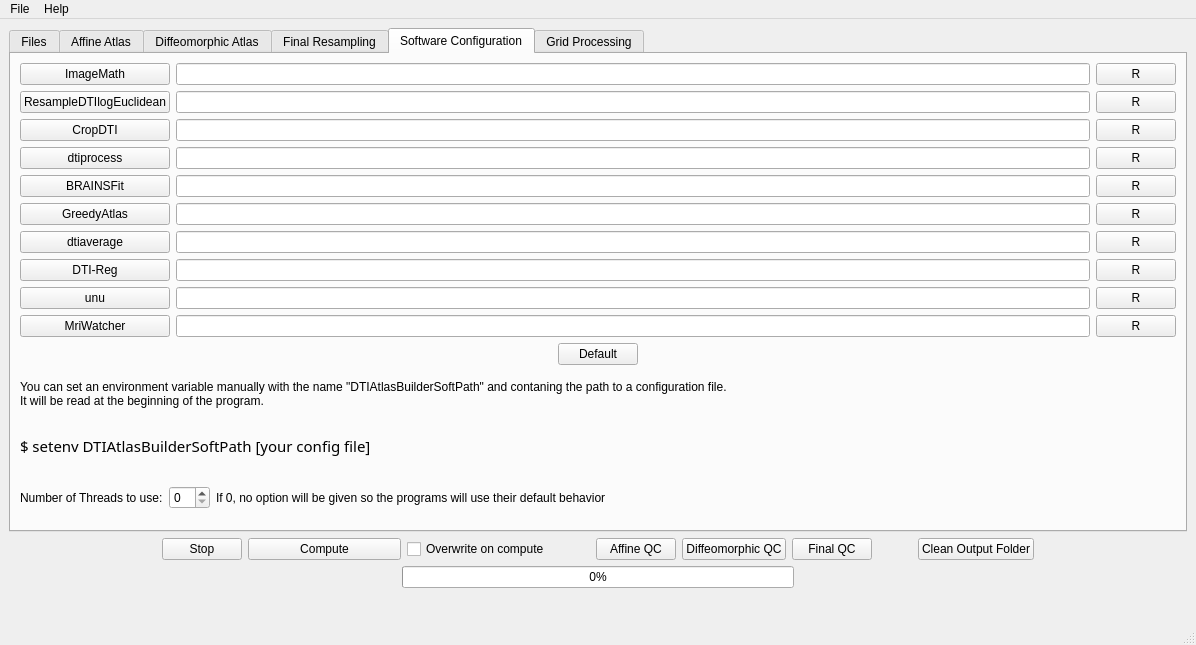
Qt form GUIwindow.ui (adrienkaiser/DTIAtlasBuilder) before a commit.
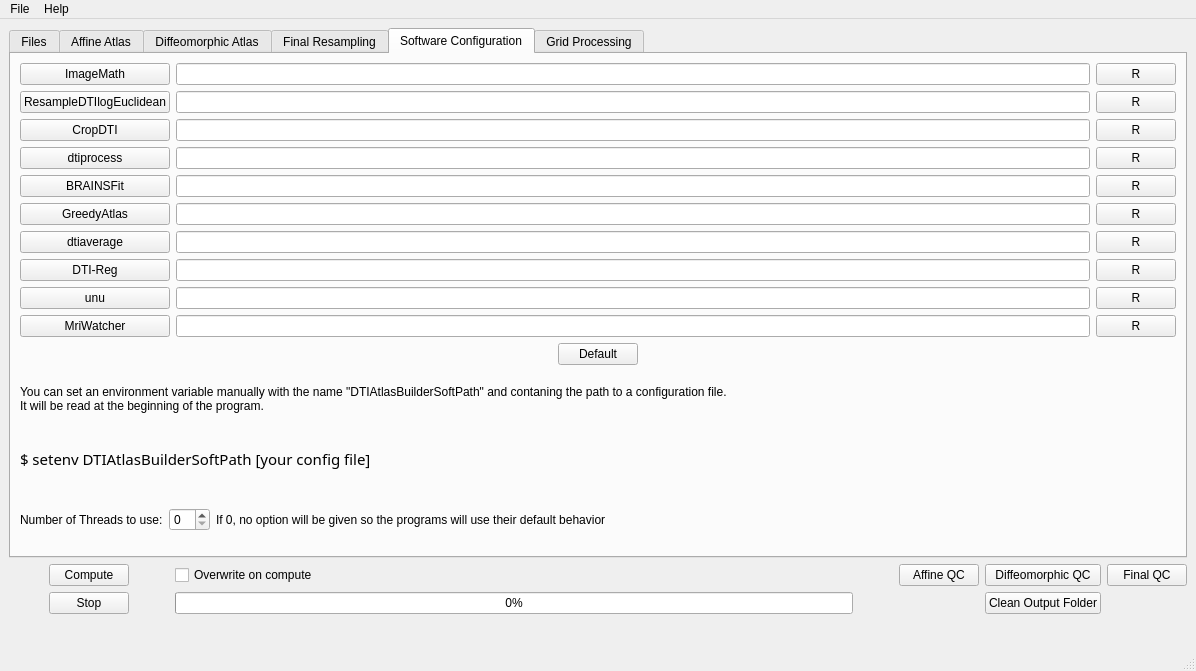
The same form after that commit. The open tabs and pages were chosen to show the change. Icons and pictures are not drawn.

Commit message: ENH: Improve user interface

```diff
--- a/GUIwindow.ui
+++ b/GUIwindow.ui
@@ -7,9 +7,15 @@
     <x>0</x>
     <y>0</y>
     <width>1196</width>
-    <height>645</height>
+    <height>671</height>
    </rect>
   </property>
+  <property name="sizePolicy">
+   <sizepolicy hsizetype="Minimum" vsizetype="Minimum">
+    <horstretch>0</horstretch>
+    <verstretch>0</verstretch>
+   </sizepolicy>
+  </property>
   <property name="windowTitle">
    <string>DTI Atlas Builder 1.2</string>
   </property>
@@ -1555,14 +1561,14 @@
      </widget>
     </item>
     <item>
-     <layout class="QHBoxLayout" name="ComputehorizontalLayout">
-      <item>
+     <layout class="QGridLayout" name="gridLayout_2">
+      <item row="0" column="0">
        <spacer name="horizontalSpacer">
         <property name="orientation">
          <enum>Qt::Horizontal</enum>
         </property>
         <property name="sizeType">
-         <enum>QSizePolicy::Expanding</enum>
+         <enum>QSizePolicy::Minimum</enum>
         </property>
         <property name="sizeHint" stdset="0">
          <size>
@@ -1572,7 +1578,39 @@
         </property>
        </spacer>
       </item>
-      <item>
+      <item row="2" column="0">
+       <spacer name="horizontalSpacer_20">
+        <property name="orientation">
+         <enum>Qt::Horizontal</enum>
+        </property>
+        <property name="sizeType">
+         <enum>QSizePolicy::Minimum</enum>
+        </property>
+        <property name="sizeHint" stdset="0">
+         <size>
+          <width>40</width>
+          <height>20</height>
+         </size>
+        </property>
+       </spacer>
+      </item>
+      <item row="0" column="3">
+       <widget class="QPushButton" name="ComputepushButton">
+        <property name="sizePolicy">
+         <sizepolicy hsizetype="Fixed" vsizetype="Fixed">
+          <horstretch>0</horstretch>
+          <verstretch>0</verstretch>
+         </sizepolicy>
+        </property>
+        <property name="toolTip">
+         <string>Compute the Atlas</string>
+        </property>
+        <property name="text">
+         <string>Compute</string>
+        </property>
+       </widget>
+      </item>
+      <item row="2" column="3">
        <widget class="QPushButton" name="StoppushButton">
         <property name="toolTip">
          <string>Abort Script</string>
@@ -1582,36 +1620,74 @@
         </property>
        </widget>
       </item>
-      <item>
-       <widget class="QPushButton" name="ComputepushButton">
+      <item row="2" column="5">
+       <widget class="QProgressBar" name="progressBar">
         <property name="sizePolicy">
          <sizepolicy hsizetype="Expanding" vsizetype="Fixed">
           <horstretch>0</horstretch>
           <verstretch>0</verstretch>
          </sizepolicy>
         </property>
-        <property name="toolTip">
-         <string>Compute the Atlas</string>
+        <property name="maximum">
+         <number>100</number>
         </property>
-        <property name="text">
-         <string>Compute</string>
+        <property name="value">
+         <number>0</number>
         </property>
        </widget>
       </item>
-      <item>
+      <item row="2" column="4">
+       <spacer name="horizontalSpacer_2">
+        <property name="orientation">
+         <enum>Qt::Horizontal</enum>
+        </property>
+        <property name="sizeType">
+         <enum>QSizePolicy::Fixed</enum>
+        </property>
+        <property name="sizeHint" stdset="0">
+         <size>
+          <width>40</width>
+          <height>20</height>
+         </size>
+        </property>
+       </spacer>
+      </item>
+      <item row="0" column="4">
+       <spacer name="horizontalSpacer_19">
+        <property name="orientation">
+         <enum>Qt::Horizontal</enum>
+        </property>
+        <property name="sizeType">
+         <enum>QSizePolicy::Fixed</enum>
+        </property>
+        <property name="sizeHint" stdset="0">
+         <size>
+          <width>40</width>
+          <height>20</height>
+         </size>
+        </property>
+       </spacer>
+      </item>
+      <item row="0" column="5">
        <widget class="QCheckBox" name="OverwritecheckBox">
+        <property name="sizePolicy">
+         <sizepolicy hsizetype="Fixed" vsizetype="Fixed">
+          <horstretch>0</horstretch>
+          <verstretch>0</verstretch>
+         </sizepolicy>
+        </property>
         <property name="text">
          <string>Overwrite on compute</string>
         </property>
        </widget>
       </item>
-      <item>
+      <item row="0" column="6">
        <spacer name="horizontalSpacer_15">
         <property name="orientation">
          <enum>Qt::Horizontal</enum>
         </property>
         <property name="sizeType">
-         <enum>QSizePolicy::Fixed</enum>
+         <enum>QSizePolicy::Minimum</enum>
         </property>
         <property name="sizeHint" stdset="0">
          <size>
@@ -1621,7 +1697,23 @@
         </property>
        </spacer>
       </item>
-      <item>
+      <item row="2" column="6">
+       <spacer name="horizontalSpacer_16">
+        <property name="orientation">
+         <enum>Qt::Horizontal</enum>
+        </property>
+        <property name="sizeType">
+         <enum>QSizePolicy::Minimum</enum>
+        </property>
+        <property name="sizeHint" stdset="0">
+         <size>
+          <width>40</width>
+          <height>20</height>
+         </size>
+        </property>
+       </spacer>
+      </item>
+      <item row="0" column="7">
        <widget class="QPushButton" name="AffineQCButton">
         <property name="toolTip">
          <string>QC with MriWatcher</string>
@@ -1631,7 +1723,7 @@
         </property>
        </widget>
       </item>
-      <item>
+      <item row="0" column="8">
        <widget class="QPushButton" name="DeformQCButton">
         <property name="toolTip">
          <string>QC with MriWatcher</string>
@@ -1641,7 +1733,7 @@
         </property>
        </widget>
       </item>
-      <item>
+      <item row="0" column="9">
        <widget class="QPushButton" name="ResampQCButton">
         <property name="toolTip">
          <string>QC with MriWatcher</string>
@@ -1651,23 +1743,7 @@
         </property>
        </widget>
       </item>
-      <item>
-       <spacer name="horizontalSpacer_16">
-        <property name="orientation">
-         <enum>Qt::Horizontal</enum>
-        </property>
-        <property name="sizeType">
-         <enum>QSizePolicy::Fixed</enum>
-        </property>
-        <property name="sizeHint" stdset="0">
-         <size>
-          <width>40</width>
-          <height>20</height>
-         </size>
-        </property>
-       </spacer>
-      </item>
-      <item>
+      <item row="2" column="8">
        <widget class="QPushButton" name="CleanOutputPushButton">
         <property name="toolTip">
          <string>Remove all useless temporary images</string>
@@ -1676,62 +1752,6 @@
          <string>Clean Output Folder</string>
         </property>
        </widget>
-      </item>
-      <item>
-       <spacer name="horizontalSpacer_2">
-        <property name="orientation">
-         <enum>Qt::Horizontal</enum>
-        </property>
-        <property name="sizeType">
-         <enum>QSizePolicy::Expanding</enum>
-        </property>
-        <property name="sizeHint" stdset="0">
-         <size>
-          <width>40</width>
-          <height>20</height>
-         </size>
-        </property>
-       </spacer>
-      </item>
-     </layout>
-    </item>
-    <item>
-     <layout class="QHBoxLayout" name="horizontalLayout_15">
-      <item>
-       <spacer name="horizontalSpacer_18">
-        <property name="orientation">
-         <enum>Qt::Horizontal</enum>
-        </property>
-        <property name="sizeHint" stdset="0">
-         <size>
-          <width>40</width>
-          <height>20</height>
-         </size>
-        </property>
-       </spacer>
-      </item>
-      <item>
-       <widget class="QProgressBar" name="progressBar">
-        <property name="maximum">
-         <number>100</number>
-        </property>
-        <property name="value">
-         <number>0</number>
-        </property>
-       </widget>
-      </item>
-      <item>
-       <spacer name="horizontalSpacer_19">
-        <property name="orientation">
-         <enum>Qt::Horizontal</enum>
-        </property>
-        <property name="sizeHint" stdset="0">
-         <size>
-          <width>40</width>
-          <height>20</height>
-         </size>
-        </property>
-       </spacer>
       </item>
      </layout>
     </item>
```
Left out of the diff: 171 changed lines with no effect on the pictures. Lines whose indentation alone changed are shown as unchanged. The commit also changes 3 other files.
